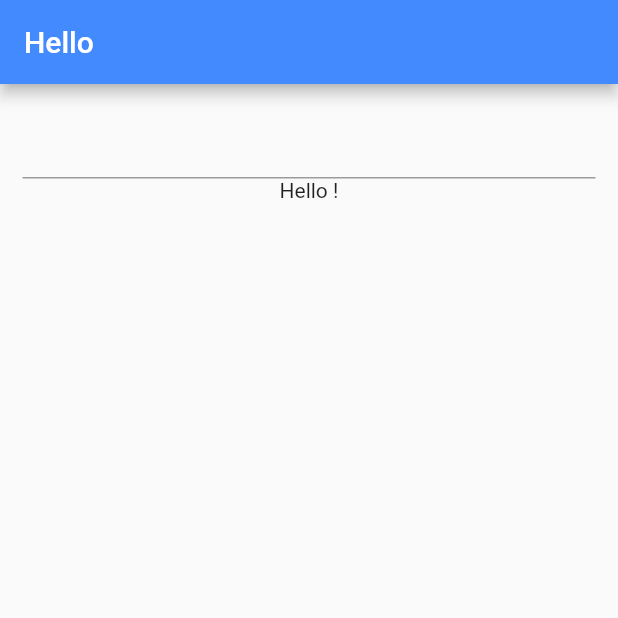
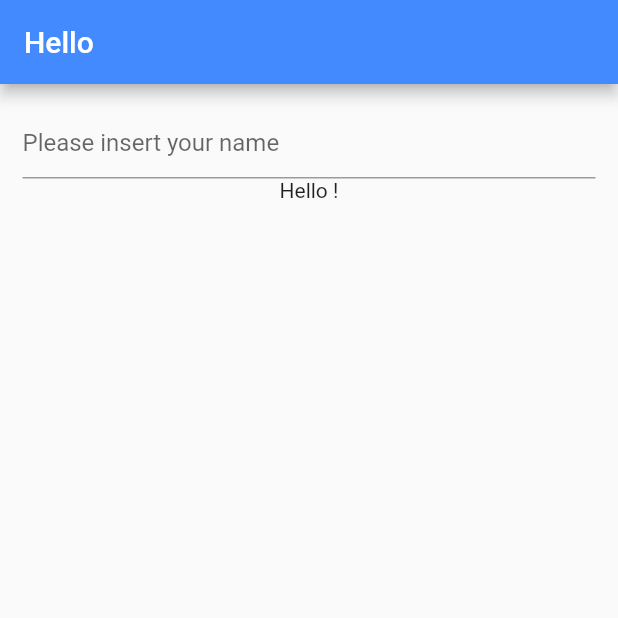
Before and after one commit to KevMorelli/Courses, a Flutter app: the screen it shows after launch, on a phone screen of 412 x 824 dp, the top half of it. Run offline on Flutter 3.47's test engine with Material 2 defaults, Android fonts, the phone set to English and light mode, and no system bars.

Commit message:
Add hint text

```diff
--- a/2019/08 - Flutter Introduction/hello_you/lib/main.dart
+++ b/2019/08 - Flutter Introduction/hello_you/lib/main.dart
@@ -35,6 +35,7 @@ class _HelloYouState extends State<HelloYou> {
         child: Column(
           children: <Widget>[
             TextField(
+              decoration: InputDecoration(hintText: 'Please insert your name'),
               onChanged: (String string) {
                 setState(() {
                   name = string;
```
